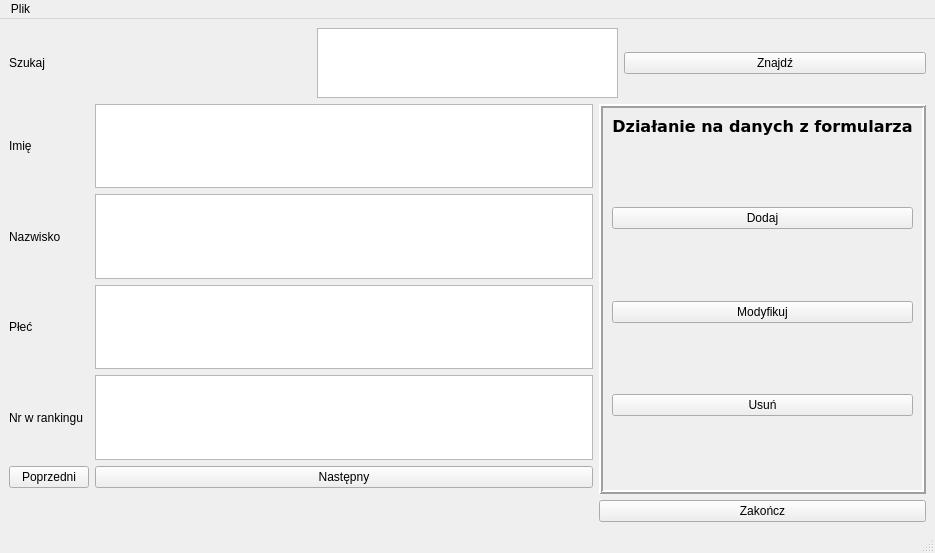
messer440/obslugaTurnieji, file src/ui/windowPlayers.ui: the form before one commit.
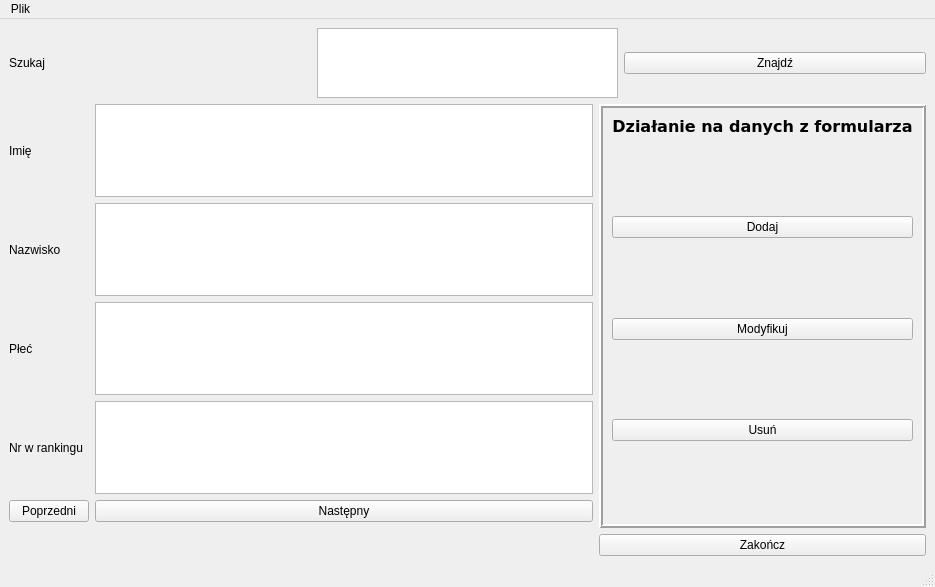
The form after the commit.

```diff
--- a/src/ui/windowPlayers.ui
+++ b/src/ui/windowPlayers.ui
@@ -7,7 +7,7 @@
     <x>0</x>
     <y>0</y>
     <width>935</width>
-    <height>553</height>
+    <height>587</height>
    </rect>
   </property>
   <property name="windowTitle">
@@ -46,7 +46,11 @@
     <item row="1" column="0" rowspan="2">
      <layout class="QGridLayout" name="gridLayout">
       <item row="4" column="2">
-       <widget class="QTextBrowser" name="inputPlec"/>
+       <widget class="QTextBrowser" name="inputPlec">
+        <property name="readOnly">
+         <bool>false</bool>
+        </property>
+       </widget>
       </item>
       <item row="4" column="0">
        <widget class="QLabel" name="plec">
@@ -56,7 +60,11 @@
        </widget>
       </item>
       <item row="2" column="2">
-       <widget class="QTextBrowser" name="inputImie"/>
+       <widget class="QTextBrowser" name="inputImie">
+        <property name="readOnly">
+         <bool>false</bool>
+        </property>
+       </widget>
       </item>
       <item row="6" column="2">
        <widget class="QPushButton" name="pushButton_6">
@@ -66,7 +74,11 @@
        </widget>
       </item>
       <item row="3" column="2">
-       <widget class="QTextBrowser" name="inputNazw"/>
+       <widget class="QTextBrowser" name="inputNazw">
+        <property name="readOnly">
+         <bool>false</bool>
+        </property>
+       </widget>
       </item>
       <item row="5" column="0">
        <widget class="QLabel" name="rank">
@@ -76,7 +88,11 @@
        </widget>
       </item>
       <item row="5" column="2">
-       <widget class="QTextBrowser" name="inputRank"/>
+       <widget class="QTextBrowser" name="inputRank">
+        <property name="readOnly">
+         <bool>false</bool>
+        </property>
+       </widget>
       </item>
       <item row="3" column="0">
        <widget class="QLabel" name="nazwisko">
```
Left out of the diff: 14 changed lines with no effect on the pictures.
